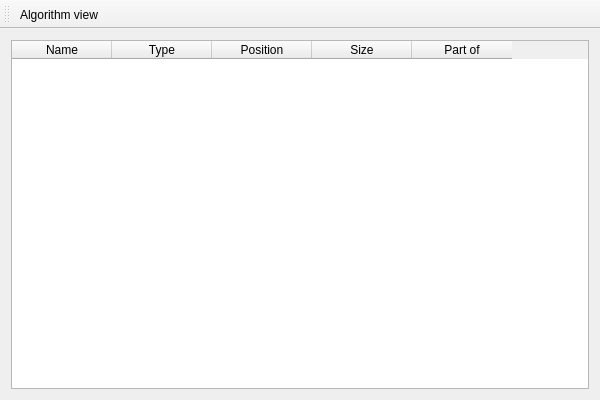
Old version of the form ooop-2019-exam/MainWindow.ui in the repository RedCuckoo/ooop-2019-exam.
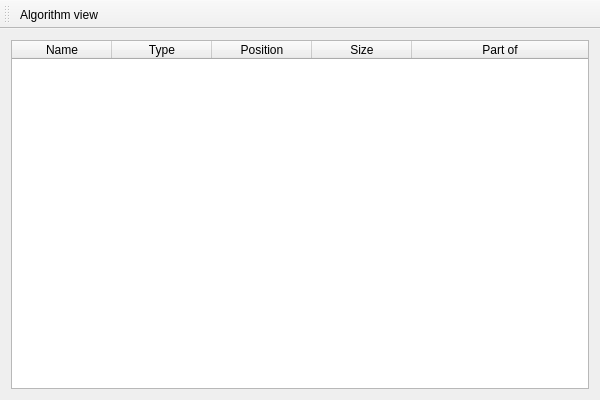
New version of the form. Icons and pictures are not drawn.

Commit message: Added functionality to algorithm_view button

```diff
--- a/ooop-2019-exam/MainWindow.ui
+++ b/ooop-2019-exam/MainWindow.ui
@@ -20,6 +20,9 @@
       <property name="editTriggers">
        <set>QAbstractItemView::NoEditTriggers</set>
       </property>
+      <attribute name="horizontalHeaderStretchLastSection">
+       <bool>true</bool>
+      </attribute>
       <column>
        <property name="text">
         <string>Name</string>
```
The commit also changes 3 other files.
